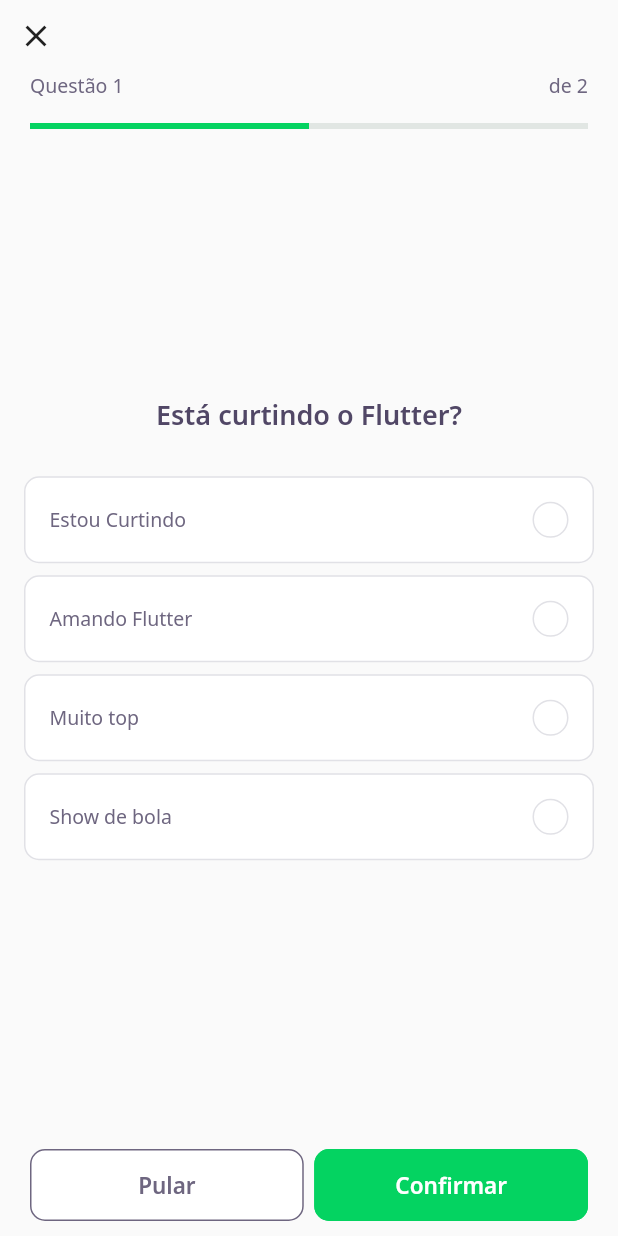
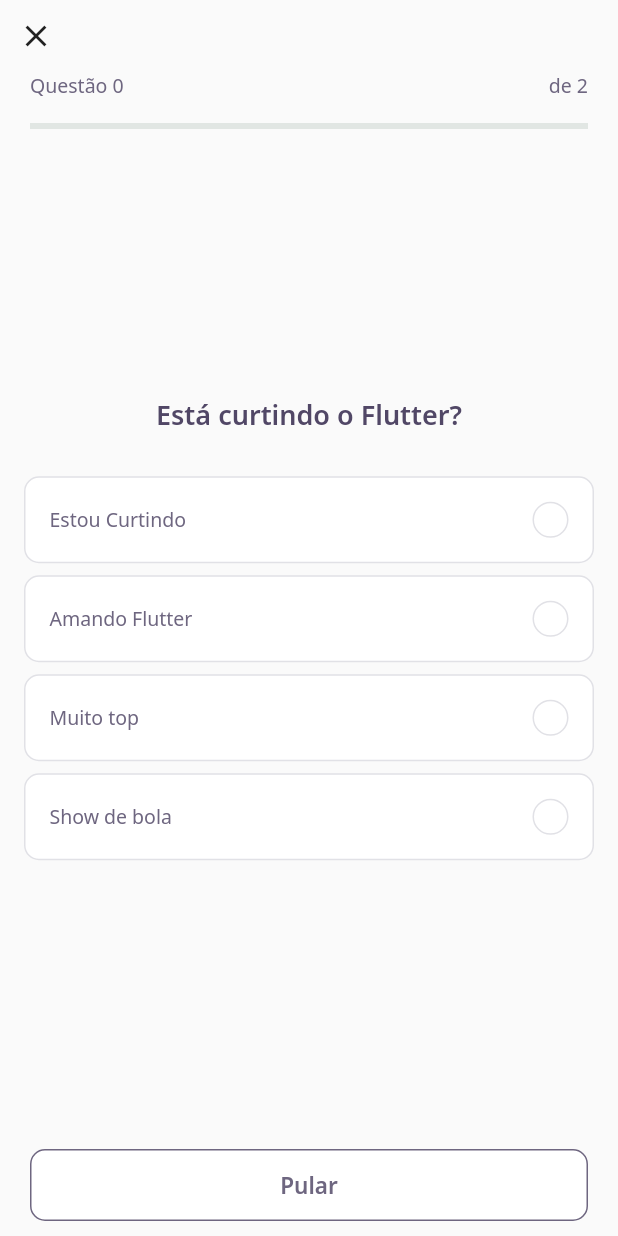
Before and after one commit to sidinei-silva/dev_quiz, a Flutter app: the screen it shows after launch, after a tap on "NLW 5 Flutter", on a phone screen of 412 x 824 dp. Run offline on Flutter 3.47's test engine with Material 2 defaults, Android fonts, the phone set to English and light mode, and no system bars; our stand-ins replace google_fonts; accounts and stored records are empty; network calls fail.

Commit message:
Incluindo nagevação para proxima pergunta

```diff
--- a/lib/challenge/challenge_page.dart
+++ b/lib/challenge/challenge_page.dart
@@ -22,10 +22,18 @@ class _ChallengePageState extends State<ChallengePage> {
   final challengeController = ChallengeController();
   final pageController = PageController();
 
+  void nextPage() {
+    if (challengeController.currentPage < widget.questions.length)
+      pageController.nextPage(
+        duration: Duration(milliseconds: 200),
+        curve: Curves.linear,
+      );
+  }
+
   @override
   void initState() {
     pageController.addListener(() {
-      challengeController.currentPage = pageController.page!.toInt();
+      challengeController.currentPage = pageController.page!.toInt() + 1;
     });
     super.initState();
   }
@@ -49,7 +57,7 @@ class _ChallengePageState extends State<ChallengePage> {
               ValueListenableBuilder<int>(
                 valueListenable: challengeController.currentPageNotifier,
                 builder: (context, value, _) => QuestionIndicatorWidget(
-                  currentPage: value + 1,
+                  currentPage: value,
                   length: widget.questions.length,
                 ),
               ),
@@ -64,6 +72,7 @@ class _ChallengePageState extends State<ChallengePage> {
             .map(
               (question) => QuizWidget(
                 question: question,
+                onChange: nextPage,
               ),
             )
             .toList(),
@@ -71,31 +80,29 @@ class _ChallengePageState extends State<ChallengePage> {
       bottomNavigationBar: SafeArea(
         child: Padding(
           padding: const EdgeInsets.symmetric(horizontal: 20, vertical: 10),
-          child: Row(
+          child: ValueListenableBuilder<int>(
+              valueListenable: challengeController.currentPageNotifier,
+              builder: (context, value, _) => Row(
                     mainAxisAlignment: MainAxisAlignment.spaceAround,
                     children: [
+                      if (value < widget.questions.length)
                         Expanded(
                           child: NextButtonWidget.white(
                             label: "Pular",
+                            onTap: nextPage,
+                          ),
+                        ),
+                      if (value == widget.questions.length)
+                        Expanded(
+                          child: NextButtonWidget.green(
+                            label: "Confirmar",
                             onTap: () {
-                    pageController.nextPage(
-                      duration: Duration(milliseconds: 200),
-                      curve: Curves.linear,
-                    );
+                              Navigator.pop(context);
                             },
                           ),
                         ),
-              SizedBox(
-                width: 7,
-              ),
-              Expanded(
-                child: NextButtonWidget.green(
-                  label: "Confirmar",
-                  onTap: () {},
-                ),
-              ),
                     ],
-          ),
+                  )),
         ),
       ),
     );
--- a/lib/challenge/widgets/awnser/awnser_widget.dart
+++ b/lib/challenge/widgets/awnser/awnser_widget.dart
@@ -1,47 +1,47 @@
+import 'package:DevQuiz/shared/models/answer_model.dart';
 import 'package:flutter/material.dart';
 
 import '../../../core/core.dart';
-import '../../../core/core.dart';
-import '../../../core/core.dart';
-import '../../../core/core.dart';
-import '../../../core/core.dart';
-import '../../../core/core.dart';
-import '../../../core/core.dart';
-import '../../../core/core.dart';
 
 class AwnserWidget extends StatelessWidget {
-  final String title;
-  final bool isRight;
+  final AnswerModel answer;
   final bool isSelected;
+  final VoidCallback onTap;
+  final bool disabled;
 
   const AwnserWidget({
     Key? key,
-    required this.title,
-    this.isRight = false,
     this.isSelected = false,
+    required this.answer,
+    required this.onTap,
+    this.disabled = false,
   }) : super(key: key);
 
   Color get _selectedColorRight =>
-      isRight ? AppColors.darkGreen : AppColors.darkRed;
+      answer.isRight ? AppColors.darkGreen : AppColors.darkRed;
 
   Color get _selectedBorderRight =>
-      isRight ? AppColors.lightGreen : AppColors.lightRed;
+      answer.isRight ? AppColors.lightGreen : AppColors.lightRed;
 
   Color get _selectedColorCardRight =>
-      isRight ? AppColors.lightGreen : AppColors.lightRed;
+      answer.isRight ? AppColors.lightGreen : AppColors.lightRed;
 
   Color get _selectedBorderCardRight =>
-      isRight ? AppColors.green : AppColors.red;
+      answer.isRight ? AppColors.green : AppColors.red;
 
   TextStyle get _selectedTextStyleRight =>
-      isRight ? AppTextStyles.bodyDarkGreen : AppTextStyles.bodyDarkRed;
+      answer.isRight ? AppTextStyles.bodyDarkGreen : AppTextStyles.bodyDarkRed;
 
-  IconData get _selectedIconRight => isRight ? Icons.check : Icons.close;
+  IconData get _selectedIconRight => answer.isRight ? Icons.check : Icons.close;
 
   @override
   Widget build(BuildContext context) {
     return Padding(
       padding: const EdgeInsets.symmetric(horizontal: 16, vertical: 4),
+      child: IgnorePointer(
+        ignoring: disabled,
+        child: GestureDetector(
+          onTap: onTap,
           child: Container(
             padding: EdgeInsets.all(16),
             decoration: BoxDecoration(
@@ -49,7 +49,8 @@ class AwnserWidget extends StatelessWidget {
               borderRadius: BorderRadius.circular(10),
               border: Border.fromBorderSide(
                 BorderSide(
-              color: isSelected ? _selectedBorderCardRight : AppColors.border,
+                  color:
+                      isSelected ? _selectedBorderCardRight : AppColors.border,
                 ),
               ),
             ),
@@ -58,9 +59,10 @@ class AwnserWidget extends StatelessWidget {
               children: [
                 Expanded(
                   child: Text(
-                title,
-                style:
-                    isSelected ? _selectedTextStyleRight : AppTextStyles.body,
+                    answer.title,
+                    style: isSelected
+                        ? _selectedTextStyleRight
+                        : AppTextStyles.body,
                   ),
                 ),
                 SizedBox(
@@ -74,13 +76,15 @@ class AwnserWidget extends StatelessWidget {
                     borderRadius: BorderRadius.circular(500),
                     border: Border.fromBorderSide(
                       BorderSide(
-                    color: isSelected ? _selectedBorderRight : AppColors.border,
+                        color: isSelected
+                            ? _selectedBorderRight
+                            : AppColors.border,
                       ),
                     ),
                   ),
                   child: isSelected
                       ? Icon(
-                      Icons.check,
+                          isSelected ? _selectedIconRight : Icons.check,
                           size: 16,
                           color: AppColors.white,
                         )
@@ -89,6 +93,8 @@ class AwnserWidget extends StatelessWidget {
               ],
             ),
           ),
+        ),
+      ),
     );
   }
 }
--- a/lib/challenge/widgets/quiz/quiz_widget.dart
+++ b/lib/challenge/widgets/quiz/quiz_widget.dart
@@ -5,13 +5,22 @@ import 'package:DevQuiz/shared/models/question_model.dart';
 
 import '../../../core/core.dart';
 
-class QuizWidget extends StatelessWidget {
+class QuizWidget extends StatefulWidget {
   final QuestionModel question;
+  final VoidCallback onChange;
 
   const QuizWidget({
     Key? key,
     required this.question,
+    required this.onChange,
   }) : super(key: key);
+
+  @override
+  _QuizWidgetState createState() => _QuizWidgetState();
+}
+
+class _QuizWidgetState extends State<QuizWidget> {
+  int indexSelected = -1;
 
   @override
   Widget build(BuildContext context) {
@@ -19,20 +28,27 @@ class QuizWidget extends StatelessWidget {
       mainAxisAlignment: MainAxisAlignment.center,
       children: [
         Text(
-          question.title,
+          widget.question.title,
           style: AppTextStyles.heading,
         ),
         SizedBox(
           height: 24,
         ),
-        ...question.answers
-            .map(
-              (anwser) => AwnserWidget(
-                isRight: anwser.isRight,
-                title: anwser.title,
-              ),
-            )
-            .toList(),
+        ...widget.question.answers.asMap().entries.map(
+          (anwser) {
+            return AwnserWidget(
+              answer: anwser.value,
+              disabled: indexSelected != -1,
+              isSelected: indexSelected == anwser.key,
+              onTap: () {
+                indexSelected = anwser.key;
+                setState(() {});
+                Future.delayed(Duration(seconds: 1))
+                    .then((_) => widget.onChange());
+              },
+            );
+          },
+        ).toList(),
       ],
     );
   }
```
Lines whose indentation alone changed are shown as unchanged.
